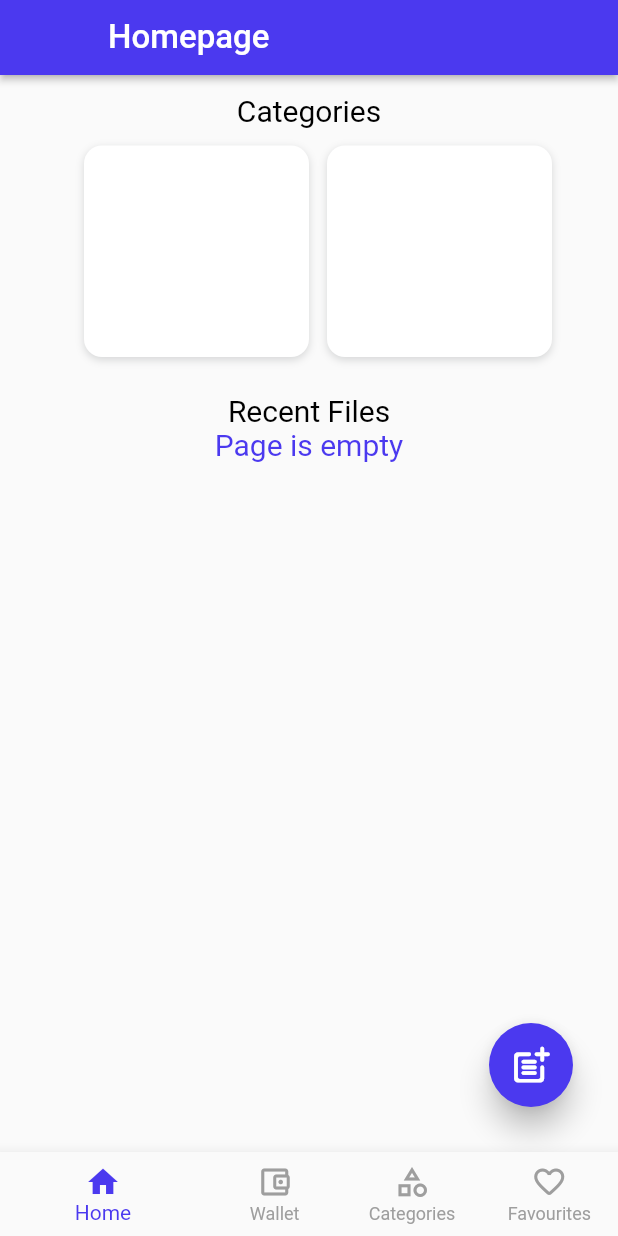
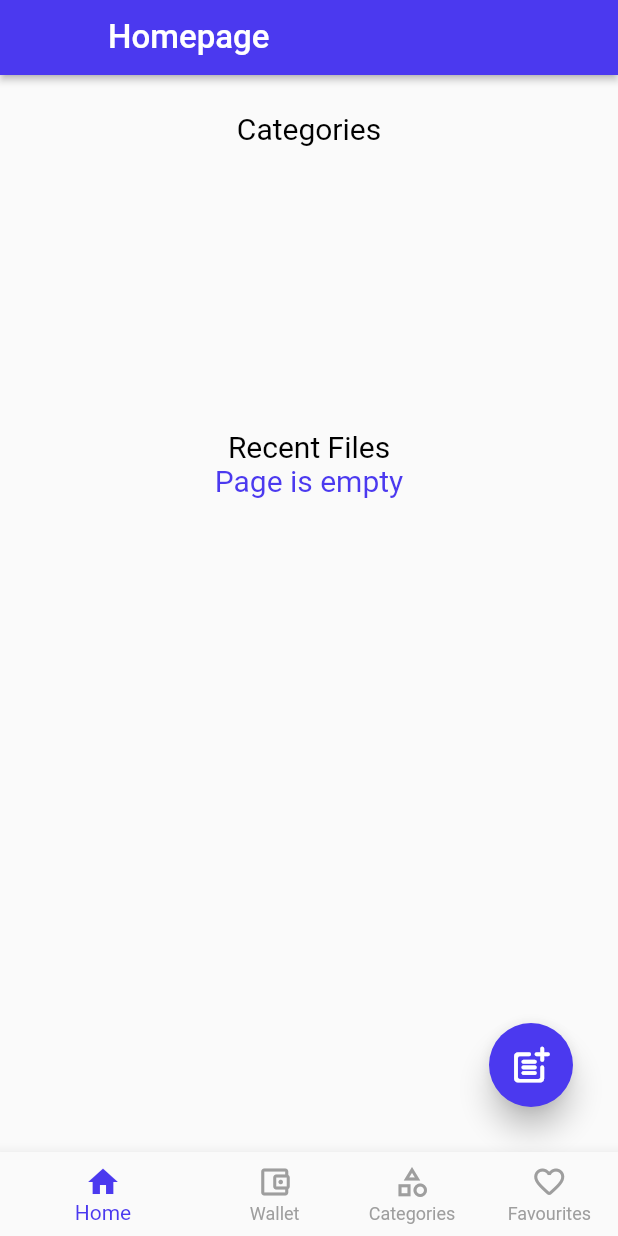
Before and after one commit to TeoSagli/docs_manager, a Flutter app: the screen it shows after launch, on a phone screen of 412 x 824 dp. Run offline on Flutter 3.47's test engine with Material 2 defaults, Android fonts, the phone set to English and light mode, and no system bars; our stand-ins replace carousel_slider, dotted_border, file_picker, firebase_core, firebase_database, firebase_storage and 3 more; missing offline and left inert: cross_file_image, googleapis; accounts and stored records are empty; Roboto replaces fonts that are missing (Outfit, Poppins).

Commit message:
Finished homepage

```diff
--- a/lib/backend/read_db.dart
+++ b/lib/backend/read_db.dart
@@ -1,6 +1,7 @@
 import 'dart:async';
 import 'package:docs_manager/backend/models/file.dart';
 import 'package:docs_manager/frontend/components/category_card.dart';
+import 'package:docs_manager/frontend/components/category_overview_card.dart';
 import 'package:docs_manager/frontend/components/file_card.dart';
 import 'package:docs_manager/frontend/components/wallet_card.dart';
 import 'package:firebase_database/firebase_database.dart';
@@ -130,6 +131,40 @@ StreamSubscription retrieveCategoryDB(dynamic fulfillCard,
             key: Key(cardCat.order.toString()),
             child: CategoryCard(cardName, cardCat, moveToCategory,
                 moveToEditCategory, removeCard),
+          ));
+      // TO FIX====================================
+      orders.insert(cardCat.order, cardCat.order);
+      if (cardCat.order < event.snapshot.children.length) {
+        cards.removeAt(cardCat.order + 1);
+        orders.removeAt(cardCat.order + 1);
+      }
+    }
+    fulfillCard(cards, orders);
+  });
+}
+
+//===================================================================================
+/// Load categories fields from Firebase Database
+StreamSubscription retrieveCategoryOverviewDB(
+    dynamic fulfillCard, dynamic moveToCategory) {
+  return FirebaseDatabase.instance.ref("categories").onValue.listen((event) {
+    List<Container> cards =
+        List.generate(event.snapshot.children.length, (index) => Container());
+    List<int> orders =
+        List.generate(event.snapshot.children.length, ((index) => 0));
+    for (var el in event.snapshot.children) {
+      //el.value contenuto di category{path:..., nfiles:...}
+      final data = Map<String, dynamic>.from(el.value as Map<Object?, Object?>);
+      final cardCat = CategoryModel.fromRTDB(data);
+      //el.key nome di category
+      final cardName = el.key.toString();
+
+      //insert card in order
+      cards.insert(
+          cardCat.order,
+          Container(
+            key: Key(cardCat.order.toString()),
+            child: CategoryOverviewCard(cardName, cardCat, moveToCategory),
           ));
       // TO FIX====================================
       orders.insert(cardCat.order, cardCat.order);
--- a/lib/frontend/components/contentPages/contentPageHome.dart
+++ b/lib/frontend/components/contentPages/contentPageHome.dart
@@ -5,7 +5,6 @@ import 'package:flutter/material.dart';
 import '../../../backend/delete_db.dart';
 import '../../../backend/read_db.dart';
 import '../../../backend/update_db.dart';
-import '../category_card.dart';
 import '../file_card.dart';
 import 'package:docs_manager/others/constants.dart' as constants;
 
@@ -31,8 +30,8 @@ class ContentHomeState extends State<ContentHome> {
       readFileCards = retrieveAllFilesDB(
           fulfillFileCards, moveToFile, moveToEditFile, removeFileCard);
 
-      readCategoriesCards = retrieveCategoryDB(fulfillCategoriesCards,
-          moveToCategory, moveToEditCategory, removeCategoryCard);
+      readCategoriesCards =
+          retrieveCategoryOverviewDB(fulfillCategoriesCards, moveToCategory);
     });
     super.initState();
   }
@@ -49,7 +48,7 @@ class ContentHomeState extends State<ContentHome> {
     return Column(mainAxisSize: MainAxisSize.min, children: [
       Column(mainAxisSize: MainAxisSize.min, children: [
         Padding(
-          padding: const EdgeInsetsDirectional.fromSTEB(0, 0, 0, 0),
+          padding: const EdgeInsetsDirectional.fromSTEB(0, 24, 0, 0),
           child: SizedBox(
             width: double.infinity,
             height: 200,
@@ -59,7 +58,7 @@ class ContentHomeState extends State<ContentHome> {
                 crossAxisAlignment: CrossAxisAlignment.center,
                 children: [
                   const Padding(
-                    padding: EdgeInsetsDirectional.fromSTEB(0, 12, 0, 0),
+                    padding: EdgeInsetsDirectional.fromSTEB(0, 0, 0, 0),
                     child: Text(
                       'Categories',
                       textAlign: TextAlign.center,
@@ -77,46 +76,7 @@ class ContentHomeState extends State<ContentHome> {
                         primary: false,
                         shrinkWrap: true,
                         scrollDirection: Axis.horizontal,
-                        children: [
-                          Padding(
-                            padding: const EdgeInsetsDirectional.fromSTEB(
-                                12, 12, 0, 12),
-                            child: Container(
-                              width: 150,
-                              height: 150,
-                              decoration: BoxDecoration(
-                                color: Colors.white,
-                                boxShadow: const [
-                                  BoxShadow(
-                                    blurRadius: 4,
-                                    color: Color(0x2B202529),
-                                    offset: Offset(0, 2),
-                                  )
-                                ],
-                                borderRadius: BorderRadius.circular(12),
-                              ),
-                            ),
-                          ),
-                          Padding(
-                            padding: const EdgeInsetsDirectional.fromSTEB(
-                                12, 12, 0, 12),
-                            child: Container(
-                              width: 150,
-                              height: 150,
-                              decoration: BoxDecoration(
-                                color: Colors.white,
-                                boxShadow: const [
-                                  BoxShadow(
-                                    blurRadius: 4,
-                                    color: Color(0x2B202529),
-                                    offset: Offset(0, 2),
-                                  )
-                                ],
-                                borderRadius: BorderRadius.circular(12),
-                              ),
-                            ),
-                          )
-                        ]),
+                        children: categoriesCardsList),
                   ),
                 ]),
           ),
@@ -205,15 +165,6 @@ class ContentHomeState extends State<ContentHome> {
     );
   }
 
-//========================================================
-//Move router to Category View page
-  moveToEditCategory(catName, context) {
-    Navigator.pushNamed(
-      context,
-      '/categories/edit/$catName',
-    );
-  }
-
   //========================================================
 //Move router to Category View page
   removeFileCard(FileCard cardToDelete) {
@@ -231,32 +182,4 @@ class ContentHomeState extends State<ContentHome> {
       }
     }
   }
-
-  //========================================================
-//Move router to Category View page
-  removeCategoryCard(CategoryCard cardToDelete) {
-    int i = 0;
-    for (var element in categoriesCardsList) {
-      if (element.child == cardToDelete) {
-        deleteCategoryDB(cardToDelete.categoryName);
-        deleteCategoryStorage(
-            cardToDelete.category.path, cardToDelete.categoryName);
-        for (int j = 0; j < itemsList.length; j++) {
-          if (itemsList.elementAt(i) < itemsList[j]) {
-            itemsList[j]--;
-            updateOrderDB(
-                itemsList[j],
-                (categoriesCardsList.elementAt(j).child as CategoryCard)
-                    .categoryName);
-          }
-        }
-        setState(() {
-          categoriesCardsList.remove(element);
-          itemsList.removeAt(i);
-        });
-        break;
-      }
-      i++;
-    }
-  }
 }
```
Also changed, not shown: lib/frontend/components/category_overview_card.dart (added, +127 -0 lines), 1 other file.
